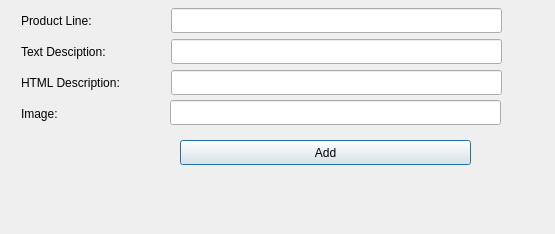
mehmetrizaoz/5_product_line_automation, file qt_app/form_productlines.ui: the form before one commit.
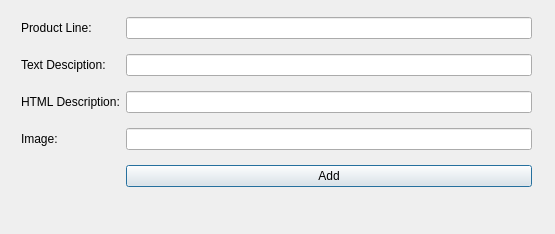
The form after the commit.

The edit to the form file:
```diff
--- a/qt_app/form_productlines.ui
+++ b/qt_app/form_productlines.ui
@@ -13,110 +13,64 @@
   <property name="windowTitle">
    <string>Dialog</string>
   </property>
-  <widget class="QLabel" name="label_4">
+  <widget class="QWidget" name="">
    <property name="geometry">
     <rect>
      <x>21</x>
-     <y>101</y>
-     <width>103</width>
-     <height>25</height>
-    </rect>
-   </property>
-   <property name="text">
-    <string>Image:</string>
-   </property>
-  </widget>
-  <widget class="QLabel" name="label">
-   <property name="geometry">
-    <rect>
-     <x>21</x>
      <y>8</y>
-     <width>103</width>
-     <height>25</height>
+     <width>511</width>
+     <height>191</height>
     </rect>
    </property>
-   <property name="text">
-    <string>Product Line:</string>
-   </property>
-  </widget>
-  <widget class="QLineEdit" name="lineEdit">
-   <property name="geometry">
-    <rect>
-     <x>171</x>
-     <y>8</y>
-     <width>331</width>
-     <height>25</height>
-    </rect>
-   </property>
-  </widget>
-  <widget class="QLineEdit" name="lineEdit_4">
-   <property name="geometry">
-    <rect>
-     <x>170</x>
-     <y>100</y>
-     <width>331</width>
-     <height>25</height>
-    </rect>
-   </property>
-  </widget>
-  <widget class="QLineEdit" name="lineEdit_2">
-   <property name="geometry">
-    <rect>
-     <x>171</x>
-     <y>39</y>
-     <width>331</width>
-     <height>25</height>
-    </rect>
-   </property>
-  </widget>
-  <widget class="QPushButton" name="pushButton_1">
-   <property name="geometry">
-    <rect>
-     <x>180</x>
-     <y>140</y>
-     <width>291</width>
-     <height>25</height>
-    </rect>
-   </property>
-   <property name="text">
-    <string>Add</string>
-   </property>
-  </widget>
-  <widget class="QLabel" name="label_2">
-   <property name="geometry">
-    <rect>
-     <x>21</x>
-     <y>39</y>
-     <width>121</width>
-     <height>25</height>
-    </rect>
-   </property>
-   <property name="text">
-    <string>Text Desciption:</string>
-   </property>
-  </widget>
-  <widget class="QLabel" name="label_3">
-   <property name="geometry">
-    <rect>
-     <x>21</x>
-     <y>70</y>
-     <width>131</width>
-     <height>25</height>
-    </rect>
-   </property>
-   <property name="text">
-    <string>HTML Description:</string>
-   </property>
-  </widget>
-  <widget class="QLineEdit" name="lineEdit_3">
-   <property name="geometry">
-    <rect>
-     <x>171</x>
-     <y>70</y>
-     <width>331</width>
-     <height>25</height>
-    </rect>
-   </property>
+   <layout class="QGridLayout" name="gridLayout">
+    <item row="0" column="0">
+     <widget class="QLabel" name="label">
+      <property name="text">
+       <string>Product Line:</string>
+      </property>
+     </widget>
+    </item>
+    <item row="0" column="1">
+     <widget class="QLineEdit" name="lineEdit"/>
+    </item>
+    <item row="1" column="0">
+     <widget class="QLabel" name="label_2">
+      <property name="text">
+       <string>Text Desciption:</string>
+      </property>
+     </widget>
+    </item>
+    <item row="1" column="1">
+     <widget class="QLineEdit" name="lineEdit_2"/>
+    </item>
+    <item row="2" column="0">
+     <widget class="QLabel" name="label_3">
+      <property name="text">
+       <string>HTML Description:</string>
+      </property>
+     </widget>
+    </item>
+    <item row="2" column="1">
+     <widget class="QLineEdit" name="lineEdit_3"/>
+    </item>
+    <item row="3" column="0">
+     <widget class="QLabel" name="label_4">
+      <property name="text">
+       <string>Image:</string>
+      </property>
+     </widget>
+    </item>
+    <item row="3" column="1">
+     <widget class="QLineEdit" name="lineEdit_4"/>
+    </item>
+    <item row="4" column="1">
+     <widget class="QPushButton" name="pushButton_1">
+      <property name="text">
+       <string>Add</string>
+      </property>
+     </widget>
+    </item>
+   </layout>
   </widget>
  </widget>
  <resources/>
```
